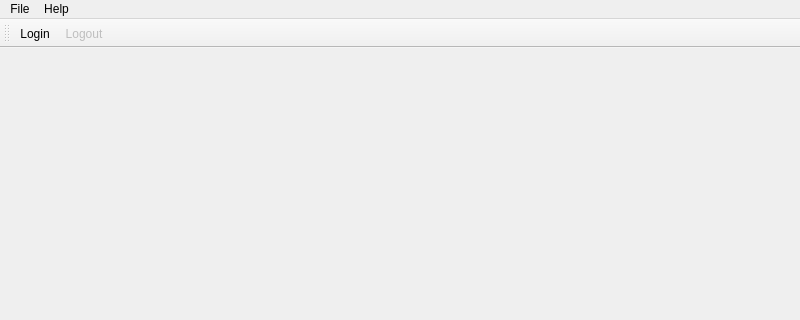
Old version of the form Client/Ui/Controller.ui in the repository siisgoo/siisty; both pictures show x 0 to 800 and y 0 to 320 of the 800 by 600 pixel window.
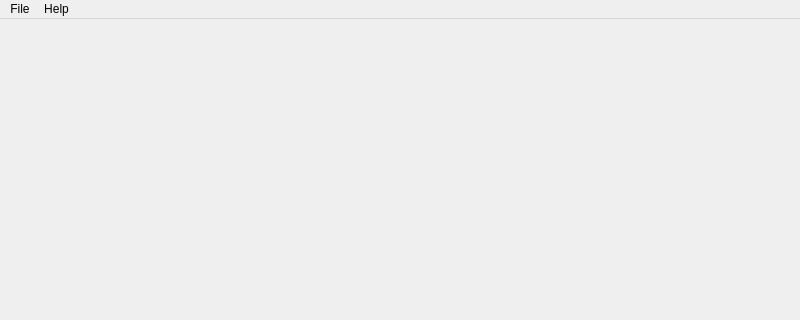
New version of the form.

```diff
--- a/Client/Ui/Controller.ui
+++ b/Client/Ui/Controller.ui
@@ -45,25 +45,6 @@
    <addaction name="menuHelp"/>
   </widget>
   <widget class="QStatusBar" name="statusbar"/>
-  <widget class="QToolBar" name="toolBar">
-   <property name="windowTitle">
-    <string>toolBar</string>
-   </property>
-   <property name="layoutDirection">
-    <enum>Qt::LeftToRight</enum>
-   </property>
-   <property name="orientation">
-    <enum>Qt::Horizontal</enum>
-   </property>
-   <attribute name="toolBarArea">
-    <enum>TopToolBarArea</enum>
-   </attribute>
-   <attribute name="toolBarBreak">
-    <bool>false</bool>
-   </attribute>
-   <addaction name="actionLogin"/>
-   <addaction name="actionLogout"/>
-  </widget>
   <action name="actionLogin">
    <property name="text">
     <string>Login</string>
```
Left out of the diff: 14 changed lines with no effect on the pictures.
